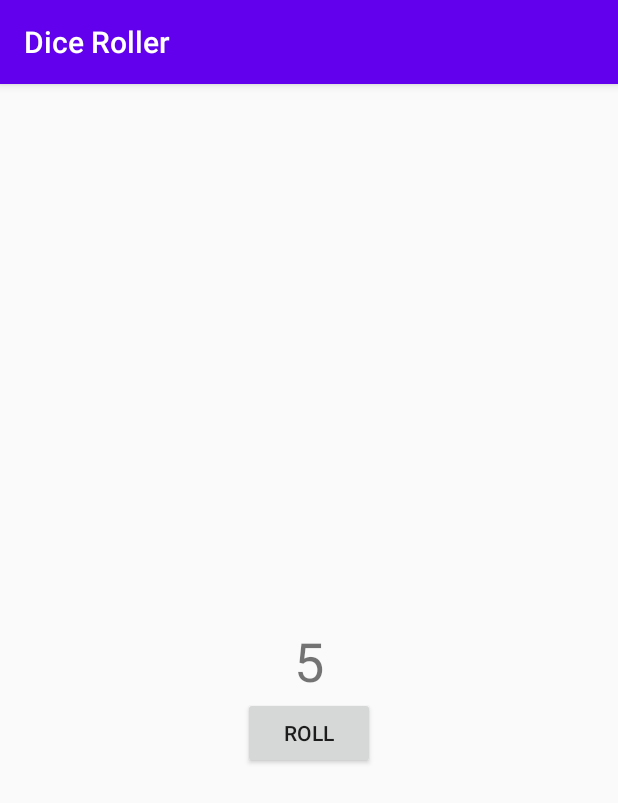
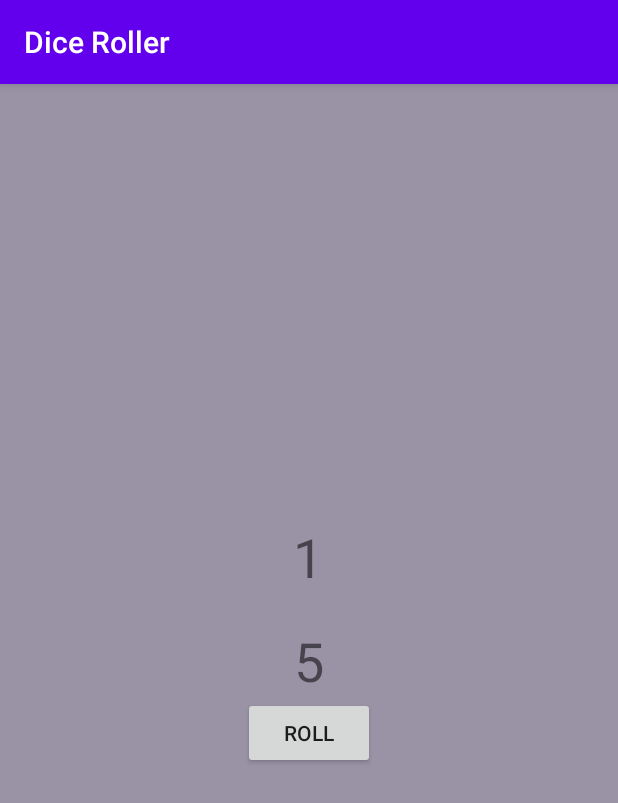
Before and after one commit to PieVancin/dice-roller, an Android app: the screen it shows after launch (MainActivity), after a tap on "ROLL", on a phone screen of 412 x 824 dp. Shown: the top 803 px of the screen. Run offline under Robolectric (Android 15) with nearby library versions, the phone set to English and light mode, and no system bars.

```diff
--- a/app/src/main/java/com/pievancin/diceroller/MainActivity.kt
+++ b/app/src/main/java/com/pievancin/diceroller/MainActivity.kt
@@ -23,6 +23,12 @@ class MainActivity : AppCompatActivity() {
         // shows the returned number inside a textView
         val resultTextView: TextView = findViewById(R.id.textView)
         resultTextView.text = diceRoll.toString()
+
+        val dice2 = Dice(20)
+        val diceRoll2 = dice2.roll()
+
+        val resultTextView2: TextView = findViewById(R.id.textView2)
+        resultTextView2.text = diceRoll2.toString()
     }
 }
 
--- a/app/src/main/res/layout/activity_main.xml
+++ b/app/src/main/res/layout/activity_main.xml
@@ -4,6 +4,7 @@
     xmlns:tools="http://schemas.android.com/tools"
     android:layout_width="match_parent"
     android:layout_height="match_parent"
+    android:background="@color/Background"
     tools:context=".MainActivity">
 
     <TextView
@@ -17,6 +18,19 @@
         app:layout_constraintTop_toTopOf="parent"
         tools:text="1" />
 
+    <TextView
+        android:id="@+id/textView2"
+        android:layout_width="wrap_content"
+        android:layout_height="wrap_content"
+        android:textSize="36sp"
+        app:layout_constraintBottom_toBottomOf="parent"
+        app:layout_constraintHorizontal_bias="0.498"
+        app:layout_constraintLeft_toLeftOf="parent"
+        app:layout_constraintRight_toRightOf="parent"
+        app:layout_constraintTop_toTopOf="parent"
+        app:layout_constraintVertical_bias="0.404"
+        tools:text="1" />
+
     <Button
         android:id="@+id/button"
         android:layout_width="wrap_content"
--- a/app/src/main/res/values/colors.xml
+++ b/app/src/main/res/values/colors.xml
@@ -3,4 +3,5 @@
     <color name="colorPrimary">#6200EE</color>
     <color name="colorPrimaryDark">#3700B3</color>
     <color name="colorAccent">#03DAC5</color>
+    <color name ="Background">#9A93A6</color>
 </resources>
```
